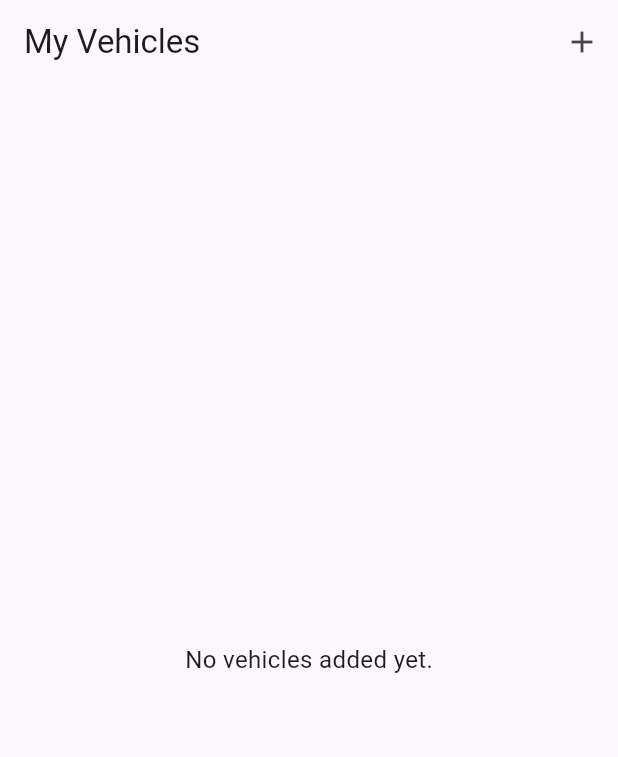
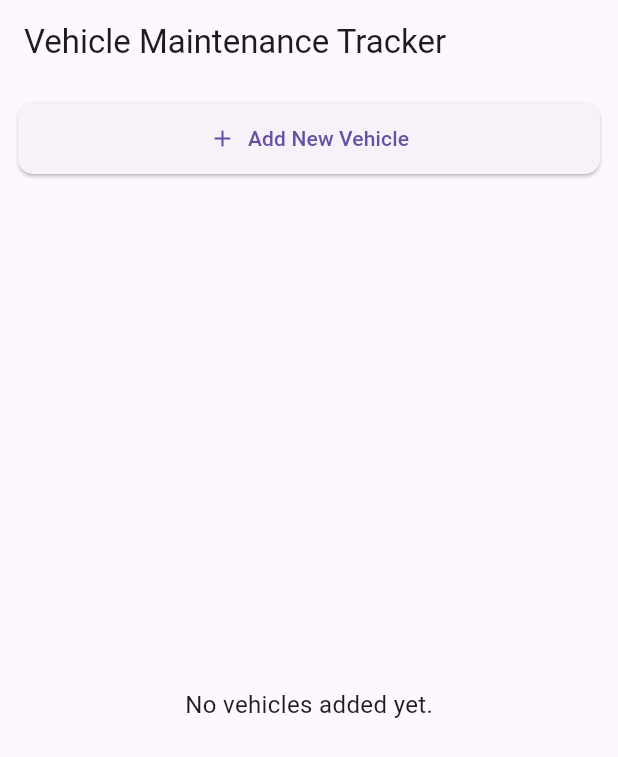
Before and after one commit to Mobile-app-dev-fall-2025/Project---Vehicle-Maintenance-Tracker, a Flutter app: the screen it shows after launch, on a phone screen of 412 x 824 dp. Shown: the top 757 px of the screen. Run offline on Flutter 3.47's test engine with Material 3 defaults, Android fonts, the light colour scheme and no system bars; our stand-ins replace sqflite; accounts and stored records are empty.

Commit message:
adds a add vehicle button on the top

```diff
--- a/lib/main.dart
+++ b/lib/main.dart
@@ -56,14 +56,30 @@
   @override
   Widget build(BuildContext context) {
     return Scaffold(
-      appBar: AppBar(
-        title: const Text('My Vehicles'),
-        actions: [
-          IconButton(icon: const Icon(Icons.add), onPressed: _addDummyVehicle),
-        ],
-      ),
+      appBar: AppBar(title: const Text('Vehicle Maintenance Tracker')),
       body: Container(
         padding: const EdgeInsets.all(12),
+        child: Column(
+          crossAxisAlignment: CrossAxisAlignment.stretch,
+          children: [
+            // Add New Vehicle button
+            ElevatedButton.icon(
+              onPressed:
+                  _addDummyVehicle, // (you can later replace this with a form)
+              icon: const Icon(Icons.add),
+              label: const Text('Add New Vehicle'),
+              style: ElevatedButton.styleFrom(
+                padding: const EdgeInsets.symmetric(vertical: 14),
+                shape: RoundedRectangleBorder(
+                  borderRadius: BorderRadius.circular(10),
+                ),
+              ),
+            ),
+
+            const SizedBox(height: 12),
+
+            // Vehicle list
+            Expanded(
               child: _vehicles.isEmpty
                   ? const Center(
                       child: Text(
@@ -104,6 +120,9 @@
                       },
                     ),
             ),
+          ],
+        ),
+      ),
     );
   }
 }
```
Lines whose indentation alone changed are shown as unchanged.
